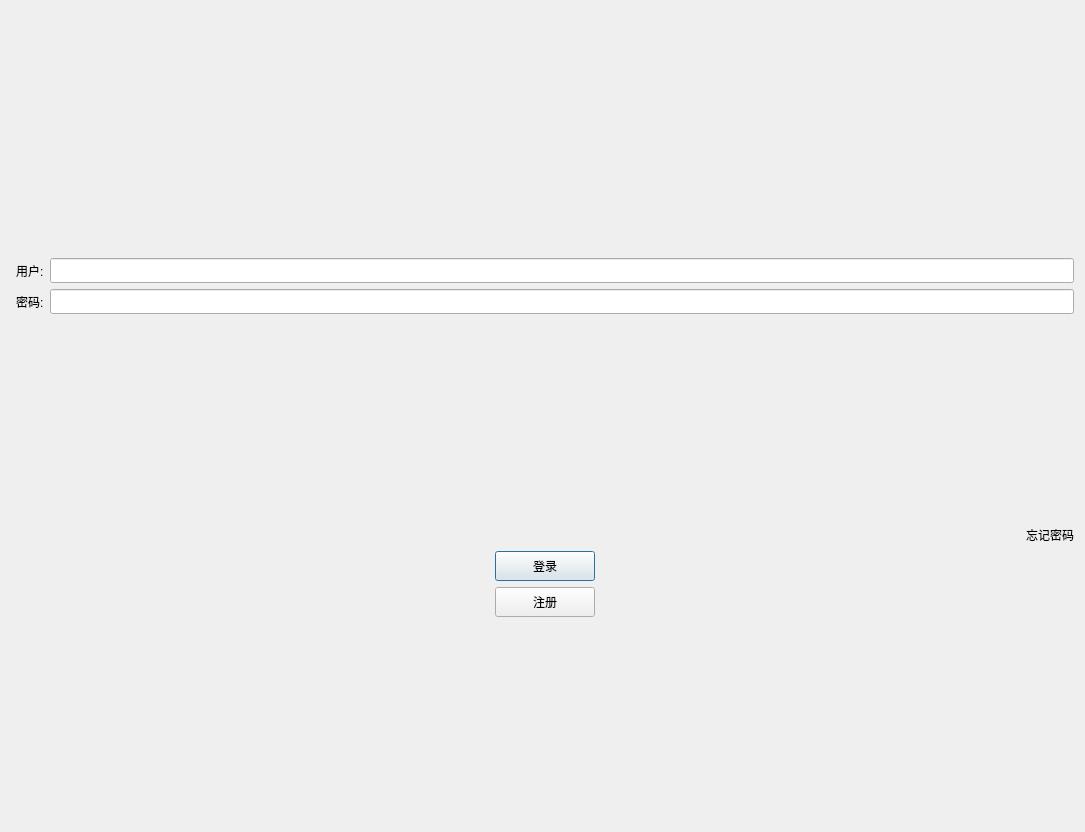
Before: the Qt Designer form logindialog.ui in Grain021125/project, drawn with Qt 5.
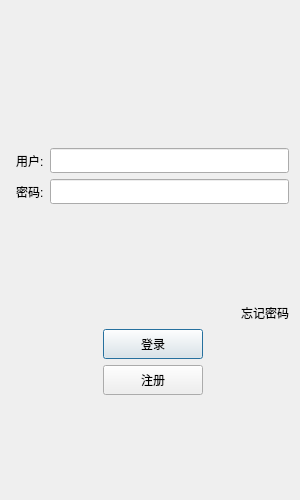
After: the same form once the commit is applied. Icons and pictures are not drawn.

Patch:
```diff
--- a/logindialog.ui
+++ b/logindialog.ui
@@ -6,10 +6,22 @@
    <rect>
     <x>0</x>
     <y>0</y>
-    <width>1085</width>
-    <height>832</height>
+    <width>300</width>
+    <height>500</height>
    </rect>
   </property>
+  <property name="minimumSize">
+   <size>
+    <width>300</width>
+    <height>500</height>
+   </size>
+  </property>
+  <property name="maximumSize">
+   <size>
+    <width>300</width>
+    <height>500</height>
+   </size>
+  </property>
   <property name="windowTitle">
    <string>Dialog</string>
   </property>
@@ -29,8 +41,8 @@
          <widget class="QLabel" name="label">
           <property name="maximumSize">
            <size>
-            <width>500</width>
-            <height>500</height>
+            <width>250</width>
+            <height>250</height>
            </size>
           </property>
           <property name="text">
```
